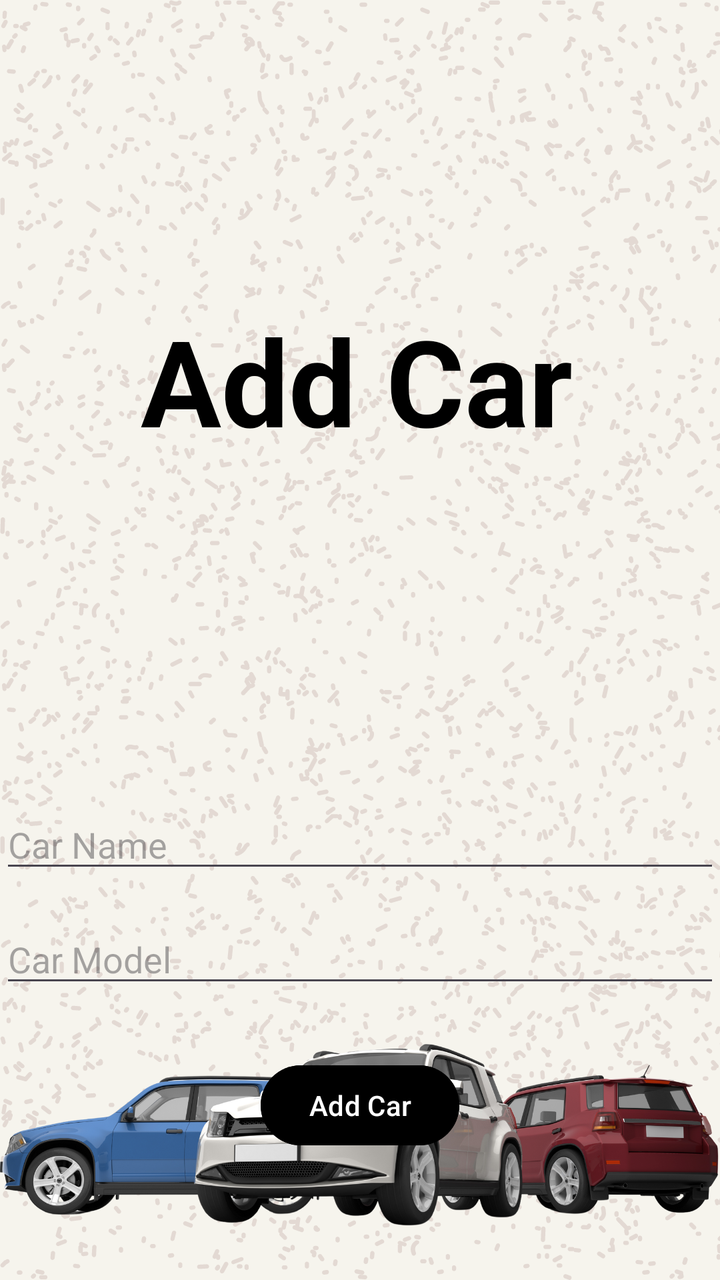
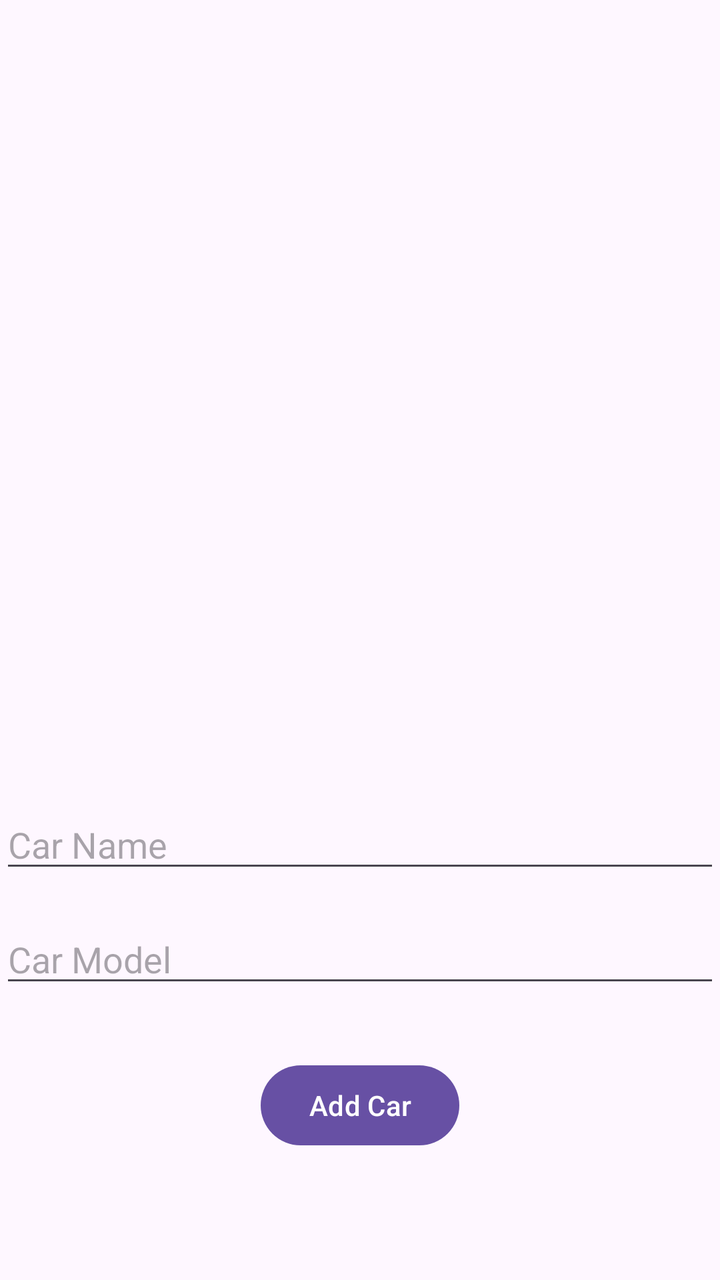

An Android layout rendered at two revisions. The XML below is the earlier revision; the diff shows what the commit changed to produce the second picture.
<!-- AndroidManifest.xml: application theme Theme.Lab_REST -->
<!-- res/layout/activity_add_car.xml -->
<?xml version="1.0" encoding="utf-8"?>
<RelativeLayout xmlns:android="http://schemas.android.com/apk/res/android"
    android:layout_width="wrap_content"
    android:layout_height="wrap_content"
    android:background="@drawable/add">

    <TextView
        android:id="@+id/signin"
        android:layout_width="match_parent"
        android:layout_height="wrap_content"
        android:layout_alignParentEnd="true"
        android:layout_marginTop="150dp"
        android:layout_marginEnd="3dp"
        android:gravity="center"
        android:text="Add Car"
        android:textColor="@color/black"
        android:textSize="60dp"
        android:textStyle="bold" />

    <EditText
        android:id="@+id/etCarName"
        android:layout_width="match_parent"
        android:layout_height="wrap_content"
        android:layout_marginTop="400dp"
        android:layout_marginBottom="16dp"
        android:hint="Car Name" />

    <EditText
        android:id="@+id/etCarModel"
        android:layout_width="match_parent"
        android:layout_height="wrap_content"
        android:layout_below="@id/etCarName"
        android:hint="Car Model"
        android:layout_marginBottom="30dp"/>

    <Button
        android:id="@+id/btnAddCar"
        android:layout_width="wrap_content"
        android:layout_height="wrap_content"
        android:layout_below="@id/etCarModel"
        android:layout_centerHorizontal="true"
        android:backgroundTint="@color/black"
        android:text="Add Car" />

</RelativeLayout>
<!-- resources referenced by this layout -->
<resources>
  <color name="black">#FF000000</color>
  <!-- drawable add: png bitmap (drawable, 578543 bytes) -->
  <style name="Theme.Lab_REST" parent="Base.Theme.Lab_REST" />
  <style name="Base.Theme.Lab_REST" parent="Theme.Material3.DayNight.NoActionBar">
          
          
      </style>
</resources>

<!-- the commit's change to res/layout/activity_add_car.xml (unified diff, before → after) -->
@@ -1,21 +1,15 @@
-<?xml version="1.0" encoding="utf-8"?>
 <RelativeLayout xmlns:android="http://schemas.android.com/apk/res/android"
-    android:layout_width="wrap_content"
-    android:layout_height="wrap_content"
-    android:background="@drawable/add">
+    android:layout_width="match_parent"
+    android:layout_height="match_parent">
 
-    <TextView
-        android:id="@+id/signin"
+    
+    <ImageView
+        android:id="@+id/background_image"
         android:layout_width="match_parent"
-        android:layout_height="wrap_content"
-        android:layout_alignParentEnd="true"
-        android:layout_marginTop="150dp"
-        android:layout_marginEnd="3dp"
-        android:gravity="center"
-        android:text="Add Car"
-        android:textColor="@color/black"
-        android:textSize="60dp"
-        android:textStyle="bold" />
+        android:layout_height="match_parent"
+        android:scaleType="centerCrop"
+        />
+    
 
     <EditText
         android:id="@+id/etCarName"
@@ -39,7 +33,5 @@
         android:layout_height="wrap_content"
         android:layout_below="@id/etCarModel"
         android:layout_centerHorizontal="true"
-        android:backgroundTint="@color/black"
         android:text="Add Car" />
-
 </RelativeLayout>
<!-- resource entries referenced after the edit -->
@@ -1,7 +1,5 @@
 <!-- resources referenced by this layout -->
 <resources>
-  <color name="black">#FF000000</color>
-  <!-- drawable add: png bitmap (drawable, 578543 bytes) -->
   <style name="Theme.Lab_REST" parent="Base.Theme.Lab_REST" />
   <style name="Base.Theme.Lab_REST" parent="Theme.Material3.DayNight.NoActionBar">
           
